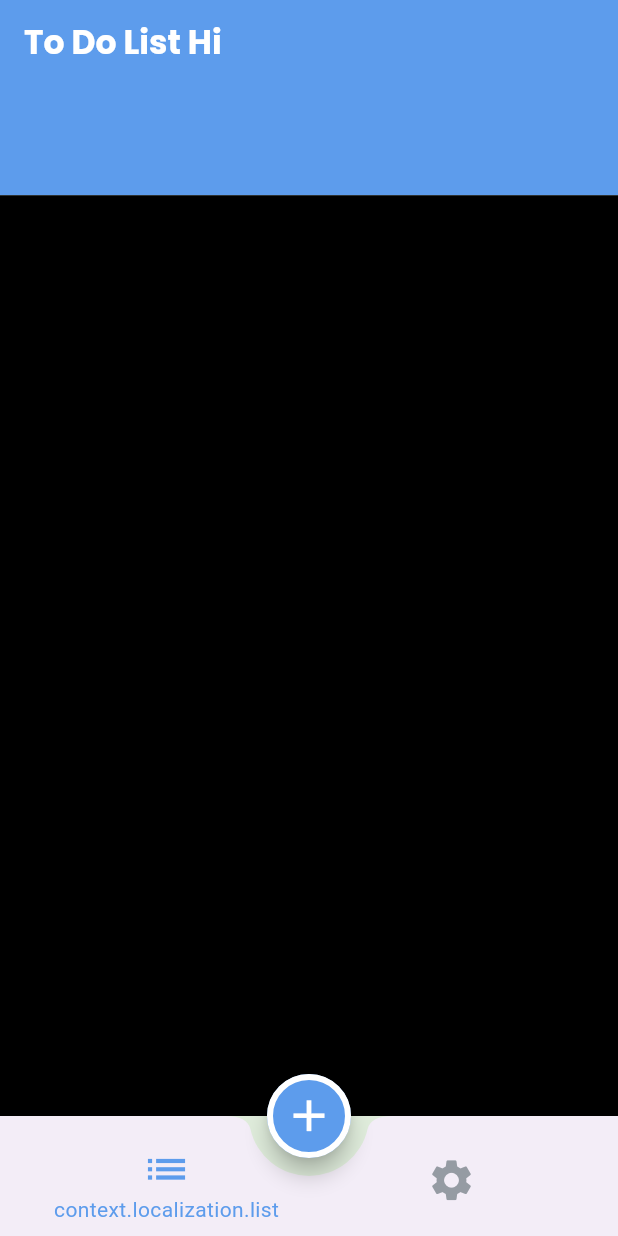
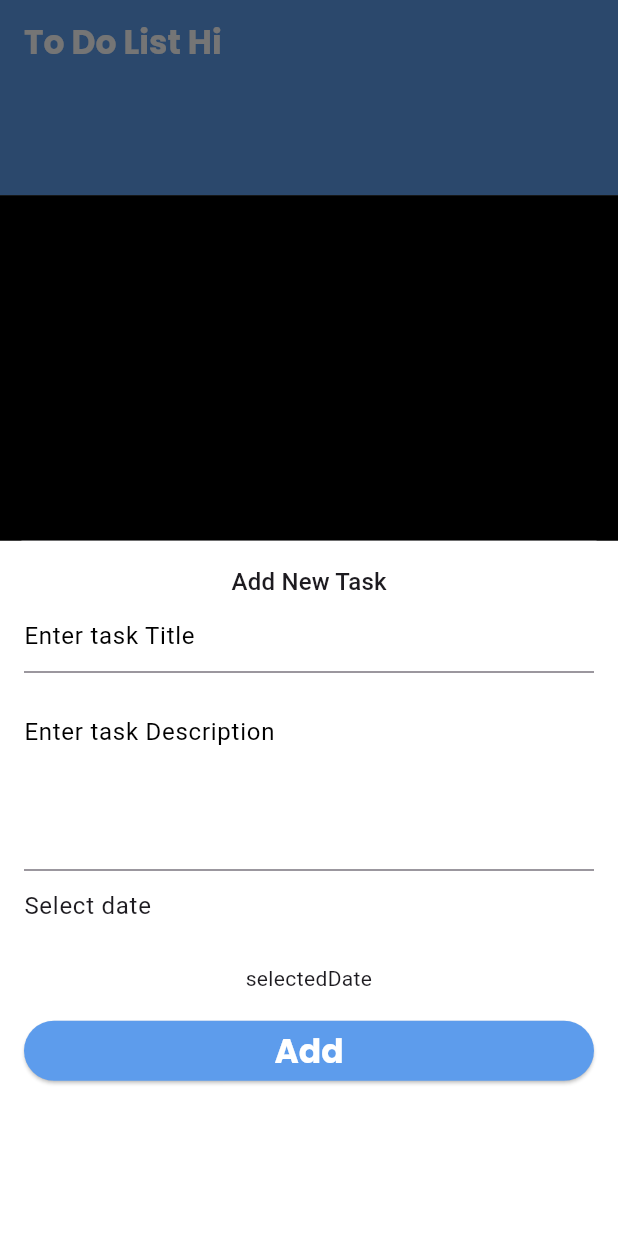
Before and after one commit to MoemenDarwish36/ToDoApp, a Flutter app: the screen it shows after launch, after a tap on the "add" icon, on a phone screen of 412 x 824 dp. Run offline on Flutter 3.47's test engine with Material 3 defaults, Android fonts, the phone set to English and light mode, and no system bars; our stand-ins replace google_fonts.

Commit message:
Finished bottom sheet and edit home screen.

```diff
--- /dev/null
+++ b/lib/ui/screen/home_screen/add_bottom_sheet.dart
@@ -0,0 +1,168 @@
+import 'package:flutter/material.dart';
+
+import '../../../utilities/app_color.dart';
+
+class AddBottomSheet extends StatefulWidget {
+  const AddBottomSheet({super.key});
+
+  @override
+  State<AddBottomSheet> createState() => _AddBottomSheetState();
+
+  static show(BuildContext context) {
+    showModalBottomSheet(
+        context: context, builder: (context) => const AddBottomSheet());
+  }
+}
+
+class _AddBottomSheetState extends State<AddBottomSheet> {
+  var formKey = GlobalKey<FormState>();
+  DateTime selectedDate = DateTime.now();
+  String title = '';
+  String description = '';
+
+  // late ListProvider listProvider;
+  // late ThemeProvider themeProvider;
+  //
+  // late AuthUserProvider authUserProvider;
+
+  @override
+  Widget build(BuildContext context) {
+    // listProvider = Provider.of(context);
+    // themeProvider = Provider.of(context);
+    // authUserProvider = Provider.of(context);
+    return Container(
+      decoration: BoxDecoration(
+        color:
+            // themeProvider.isDarkThemeEnabled
+            //     ? AppColors.blackDarkColor
+            //     :
+            AppColors.white,
+      ),
+      padding: const EdgeInsets.all(16),
+      child: Column(
+        children: [
+          Text(
+            "Add New Task",
+            style: Theme.of(context).textTheme.titleMedium,
+          ),
+          Form(
+              key: formKey,
+              child: Column(
+                crossAxisAlignment: CrossAxisAlignment.stretch,
+                children: [
+                  TextFormField(
+                    validator: (text) {
+                      if (text == null || text.isEmpty) {
+                        return 'Please Enter Task Title';
+                      }
+                      return null;
+                    },
+                    onChanged: (text) {
+                      title = text;
+                    },
+                    decoration: InputDecoration(
+                        hintText: "Enter task Title",
+                        hintStyle: TextStyle(
+                          color:
+                              // themeProvider.isDarkThemeEnabled
+                              //     ? AppColors.white
+                              //     :
+                              AppColors.black,
+                        )),
+                  ),
+                  const SizedBox(
+                    height: 20,
+                  ),
+                  TextFormField(
+                    validator: (text) {
+                      if (text == null || text.isEmpty) {
+                        return 'Please Enter Task Description';
+                      }
+                      return null;
+                    },
+                    onChanged: (text) {
+                      description = text;
+                    },
+                    decoration: InputDecoration(
+                        hintText: "Enter task Description",
+                        hintStyle: TextStyle(
+                          color:
+                              // themeProvider.isDarkThemeEnabled
+                              //     ? AppColors.white
+                              //     :
+                              AppColors.black,
+                        )),
+                    maxLines: 4,
+                  ),
+                  const SizedBox(
+                    height: 12,
+                  ),
+                  Text(
+                    "Select date",
+                    style: Theme.of(context).textTheme.bodyLarge,
+                  ),
+                  const SizedBox(
+                    height: 12,
+                  ),
+                  TextButton(
+                    onPressed: () {
+                      // showMyDatePicker();
+                    },
+                    child: Text("selectedDate",
+                        //     .
+                        // toFormattedDate,
+                        textAlign: TextAlign.center,
+                        style: Theme.of(context).textTheme.bodyMedium),
+                  ),
+                  ElevatedButton(
+                      style: ButtonStyle(
+                          backgroundColor: WidgetStateProperty.all(
+                              Theme.of(context).primaryColor)),
+                      onPressed: () {
+                        addToDoToFireStore();
+                      },
+                      child: Text(
+                        "Add",
+                        style: Theme.of(context).textTheme.titleLarge,
+                      ))
+                ],
+              ))
+        ],
+      ),
+    );
+  }
+
+  void addToDoToFireStore() {
+    if (formKey.currentState?.validate() == true) {
+      //   ///Add Task
+      //   TaskDm task = TaskDm(
+      //       title: title, dateTime: selectedDate, description: description);
+      //
+      //   FirebaseUtils.addTaskToFireStore(task, authUserProvider.currentUser!.id!)
+      //       .then((onValue) {
+      //     listProvider
+      //         .getAllTasksFromFireStore(authUserProvider.currentUser!.id!);
+      //     Navigator.pop(context);
+      //   })
+      //
+      //   /// called in used firebase offline
+      //       .timeout(const Duration(microseconds: 500), onTimeout: () {
+      //     listProvider
+      //         .getAllTasksFromFireStore(authUserProvider.currentUser!.id!);
+      //     Navigator.pop(context);
+      //   });
+      // }
+    }
+
+    void showMyDatePicker() async {
+      ///this function (showDatePicker) need 4 parameter to displays DatePicker
+      selectedDate = await showDatePicker(
+              context: context,
+              initialDate: selectedDate,
+              firstDate: DateTime.now(),
+              lastDate: DateTime.now().add(const Duration(days: 365))) ??
+          selectedDate;
+      setState(() {});
+    }
+  }
+}
--- a/lib/ui/screen/home_screen/home_screen.dart
+++ b/lib/ui/screen/home_screen/home_screen.dart
@@ -3,6 +3,7 @@ import 'package:todo_app/ui/screen/home_screen/tabs/list_tab/list_tab.dart';
 import 'package:todo_app/ui/screen/home_screen/tabs/settings_tab/settings_tab.dart';
 
 import '../../../utilities/app_color.dart';
+import 'add_bottom_sheet.dart';
 
 class HomeScreen extends StatefulWidget {
   static const String routeName = "homeScreen";
@@ -82,7 +83,7 @@ class _HomeScreenState extends State<HomeScreen> {
 
   buildFab() => FloatingActionButton(
         onPressed: () {
-          // AddBottomSheet.show(context);
+          AddBottomSheet.show(context);
         },
         child: const Icon(
           Icons.add,
```
Also changed, not shown: 1 other file.
